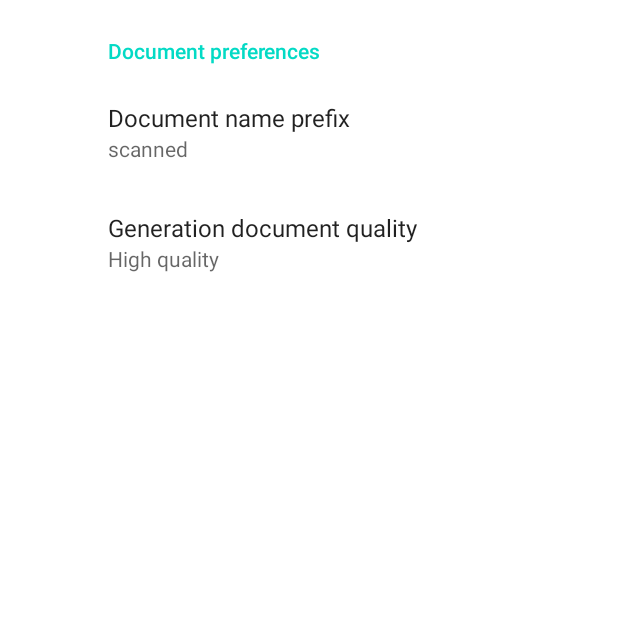
After one commit to bitstuffing/campdf, an Android app: the SettingsActivity screen opened directly, with no data from a screen before it, on a phone screen of 412 x 824 dp, the top half of it. The commit adds this screen. Run offline under Robolectric (Android 15) with nearby library versions, the phone set to English and light mode, and no system bars; our stand-ins replace androidx.preference.

Commit message:
refactor - added settings implementation

```diff
--- a/app/build.gradle
+++ b/app/build.gradle
@@ -92,6 +92,7 @@ dependencies {
     implementation 'androidx.core:core:1.0.1'
     //FileUtils
     implementation group: 'commons-io', name: 'commons-io', version: '2.11.0'
+    implementation 'androidx.preference:preference:1.1.+'
 
     testImplementation 'junit:junit:4.13.2'
     androidTestImplementation 'androidx.test.ext:junit:1.1.3'
--- /dev/null
+++ b/app/src/main/java/com/github/bitstuffing/campdf/SettingsActivity.java
@@ -0,0 +1,45 @@
+package com.github.bitstuffing.campdf;
+
+import android.content.res.Configuration;
+import android.os.Bundle;
+
+import androidx.annotation.NonNull;
+import androidx.appcompat.app.ActionBar;
+import androidx.appcompat.app.AppCompatActivity;
+import androidx.preference.PreferenceFragmentCompat;
+
+public class SettingsActivity extends AppCompatActivity {
+
+    public static final String FILE_PREF_NAME = "prefix";
+    public static final String QUALITY = "quality";
+
+    @Override
+    protected void onCreate(Bundle savedInstanceState) {
+        super.onCreate(savedInstanceState);
+        setContentView(R.layout.settings_activity);
+        if (savedInstanceState == null) {
+            getSupportFragmentManager()
+                    .beginTransaction()
+                    .replace(R.id.settings, new SettingsFragment())
+                    .commit();
+        }
+        ActionBar actionBar = getSupportActionBar();
+        if (actionBar != null) {
+            actionBar.setDisplayHomeAsUpEnabled(false);
+        }
+        actionBar.hide();
+
+    }
+
+    public static class SettingsFragment extends PreferenceFragmentCompat {
+        @Override
+        public void onCreatePreferences(Bundle savedInstanceState, String rootKey) {
+            setPreferencesFromResource(R.xml.root_preferences, rootKey);
+        }
+
+        @Override
+        public void onConfigurationChanged(@NonNull Configuration newConfig) {
+            super.onConfigurationChanged(newConfig);
+        }
+    }
+}
--- a/app/src/main/java/com/github/bitstuffing/campdf/WelcomeActivity.java
+++ b/app/src/main/java/com/github/bitstuffing/campdf/WelcomeActivity.java
@@ -15,6 +15,8 @@ import androidx.fragment.app.Fragment;
 import androidx.fragment.app.FragmentActivity;
 import androidx.fragment.app.FragmentStatePagerAdapter;
 
+import com.github.bitstuffing.campdf.fragment.OnBoardingFragment;
+import com.github.bitstuffing.campdf.fragment.WelcomeFragment;
 import com.google.android.material.tabs.TabLayout;
 
 public class WelcomeActivity extends FragmentActivity {
--- a/app/src/main/java/com/github/bitstuffing/campdf/PDFElementAdapter.java
+++ b/app/src/main/java/com/github/bitstuffing/campdf/adapter/PDFElementAdapter.java
@@ -1,4 +1,4 @@
-package com.github.bitstuffing.campdf;
+package com.github.bitstuffing.campdf.adapter;
 
 import android.app.Activity;
 import android.graphics.Bitmap;
@@ -14,6 +14,8 @@ import android.widget.ImageView;
 import android.widget.LinearLayout;
 import android.widget.TextView;
 
+import com.github.bitstuffing.campdf.R;
+import com.github.bitstuffing.campdf.Utils;
 import com.tom_roush.pdfbox.pdmodel.PDDocument;
 import com.tom_roush.pdfbox.rendering.PDFRenderer;
 
--- a/app/src/main/java/com/github/bitstuffing/campdf/OnBoardingFragment.java
+++ b/app/src/main/java/com/github/bitstuffing/campdf/fragment/OnBoardingFragment.java
@@ -1,10 +1,12 @@
-package com.github.bitstuffing.campdf;
+package com.github.bitstuffing.campdf.fragment;
 
 import android.app.Fragment;
 import android.os.Bundle;
 import android.view.LayoutInflater;
 import android.view.View;
 import android.view.ViewGroup;
+
+import com.github.bitstuffing.campdf.R;
 
 /**
  * Simple OnBoardingFragment which has a layout with a text and a button.
--- a/app/src/main/java/com/github/bitstuffing/campdf/WelcomeFragment.java
+++ b/app/src/main/java/com/github/bitstuffing/campdf/fragment/WelcomeFragment.java
@@ -1,4 +1,4 @@
-package com.github.bitstuffing.campdf;
+package com.github.bitstuffing.campdf.fragment;
 
 import android.os.Bundle;
 import android.view.LayoutInflater;
@@ -9,6 +9,9 @@ import android.widget.TextView;
 
 import androidx.fragment.app.Fragment;
 
+import com.github.bitstuffing.campdf.R;
+import com.github.bitstuffing.campdf.Utils;
+import com.github.bitstuffing.campdf.WelcomeActivity;
 import com.google.android.material.tabs.TabLayout;
 
 /**
--- a/app/src/main/res/layout/fragment_main.xml
+++ b/app/src/main/res/layout/fragment_main.xml
@@ -4,7 +4,7 @@
     android:layout_width="match_parent"
     android:layout_height="match_parent"
     android:id="@+id/fragmentMain"
-    tools:context=".MainFragment">
+    tools:context=".fragment.MainFragment">
 
     <LinearLayout
         xmlns:android="http://schemas.android.com/apk/res/android"
--- /dev/null
+++ b/app/src/main/res/layout/settings_activity.xml
@@ -0,0 +1,10 @@
+<LinearLayout xmlns:android="http://schemas.android.com/apk/res/android"
+    android:layout_width="match_parent"
+    android:layout_height="match_parent"
+    android:theme="@style/Theme.AppCompat.Light.NoActionBar" >
+
+    <FrameLayout
+        android:id="@+id/settings"
+        android:layout_width="match_parent"
+        android:layout_height="match_parent" />
+</LinearLayout>
--- a/app/src/main/res/navigation/nav_graph.xml
+++ b/app/src/main/res/navigation/nav_graph.xml
@@ -8,7 +8,7 @@
     <fragment
         android:id="@+id/FirstFragment"
         android:background="#33000000"
-        android:name="com.github.bitstuffing.campdf.MainFragment"
+        android:name="com.github.bitstuffing.campdf.fragment.MainFragment"
         android:label="@string/hello_fragment_label"
         tools:layout="@layout/fragment_main">
 
--- /dev/null
+++ b/app/src/main/res/values/arrays.xml
@@ -0,0 +1,12 @@
+<resources>
+    <!-- Reply Preference -->
+    <string-array name="quality_entries">
+        <item>High quality</item>
+        <item>Low quality</item>
+    </string-array>
+
+    <string-array name="quality_values">
+        <item>high_quality</item>
+        <item>low_quality</item>
+    </string-array>
+</resources>
--- a/app/src/main/res/values/strings.xml
+++ b/app/src/main/res/values/strings.xml
@@ -3,5 +3,14 @@
     <string name="action_settings">Settings</string>
     <!-- Strings used for fragments for navigation -->
     <string name="hello_fragment_label">CamPDF</string>
+    <string name="title_activity_settings">SettingsActivity</string>
+
+    <!-- Preference Titles -->
+    <string name="document_header">Document preferences</string>
+
+    <!-- Document Preferences -->
+    <string name="prefix_title">Document name prefix</string>
+    <string name="prefix_default">scanned</string>
+    <string name="quality_title">Generation document quality</string>
 
 </resources>
--- /dev/null
+++ b/app/src/main/res/xml/root_preferences.xml
@@ -0,0 +1,21 @@
+<PreferenceScreen xmlns:app="http://schemas.android.com/apk/res-auto">
+
+    <PreferenceCategory app:title="@string/document_header">
+
+        <EditTextPreference
+            app:key="prefix"
+            app:title="@string/prefix_title"
+            app:defaultValue="@string/prefix_default"
+            app:useSimpleSummaryProvider="true" />
+
+        <ListPreference
+            app:defaultValue="high_quality"
+            app:entries="@array/quality_entries"
+            app:entryValues="@array/quality_values"
+            app:key="quality"
+            app:title="@string/quality_title"
+            app:useSimpleSummaryProvider="true" />
+
+    </PreferenceCategory>
+
+</PreferenceScreen>
```
Also changed, not shown: app/src/main/AndroidManifest.xml (+10 -7 lines), app/src/main/java/com/github/bitstuffing/campdf/MainActivity.java (+25 -5 lines), app/src/main/java/com/github/bitstuffing/campdf/fragment/MainFragment.java (renamed from app/src/main/java/com/github/bitstuffing/campdf/MainFragment.java, +7 -1 lines).
